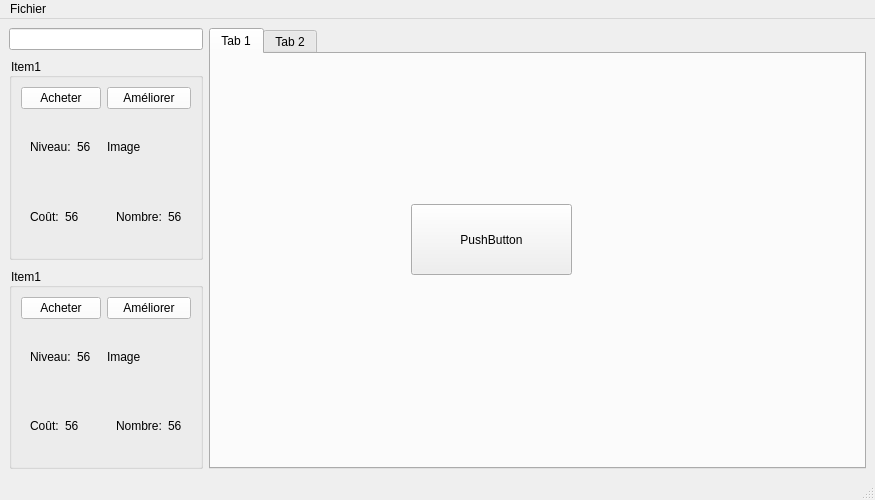
First picture: the form in mainwindow.ui, repository bradefaire/CLiiCKER, before the edit.
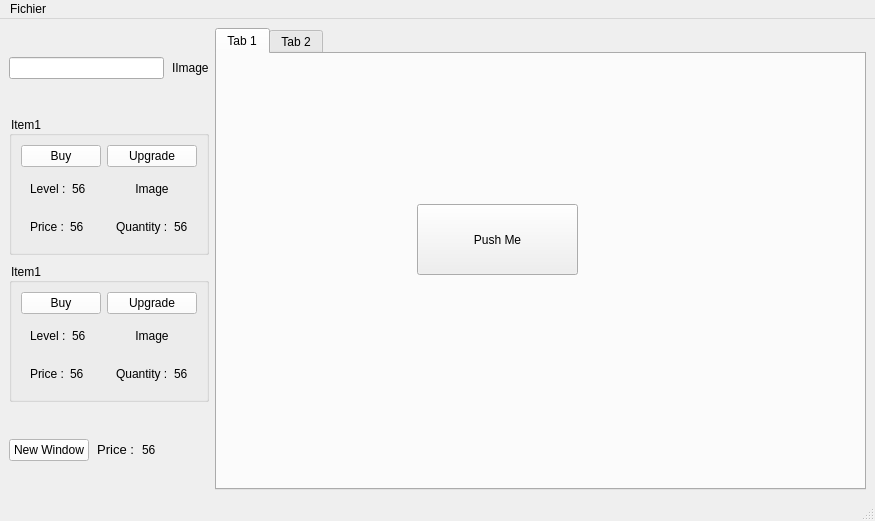
Second picture: the form after the edit. The open tabs and pages were chosen to show the change.

```diff
--- a/mainwindow.ui
+++ b/mainwindow.ui
@@ -10,7 +10,7 @@
     <x>0</x>
     <y>0</y>
     <width>875</width>
-    <height>500</height>
+    <height>521</height>
    </rect>
   </property>
   <property name="windowTitle">
@@ -30,7 +30,18 @@
        <enum>QLayout::SetDefaultConstraint</enum>
       </property>
       <item>
-       <widget class="QLineEdit" name="lineEdit"/>
+       <layout class="QHBoxLayout" name="horizontalLayout_8">
+        <item>
+         <widget class="QLineEdit" name="lineEdit"/>
+        </item>
+        <item>
+         <widget class="QLabel" name="label_4">
+          <property name="text">
+           <string>IImage</string>
+          </property>
+         </widget>
+        </item>
+       </layout>
       </item>
       <item>
        <widget class="QGroupBox" name="groupBox_2">
@@ -43,43 +54,13 @@
         <layout class="QGridLayout" name="gridLayout_4">
          <item row="0" column="0">
           <layout class="QGridLayout" name="gridLayout_2">
-           <item row="1" column="1">
-            <widget class="QPushButton" name="pushButton_4">
-             <property name="styleSheet">
-              <string notr="true">background-color: rgb(255, 255, 255);</string>
-             </property>
-             <property name="text">
-              <string>Améliorer</string>
-             </property>
-            </widget>
-           </item>
-           <item row="3" column="1">
-            <widget class="QWidget" name="widget_4" native="true">
-             <layout class="QHBoxLayout" name="horizontalLayout_4">
-              <item>
-               <widget class="QLabel" name="label_12">
-                <property name="text">
-                 <string>Nombre:</string>
-                </property>
-               </widget>
-              </item>
-              <item>
-               <widget class="QLabel" name="number_7">
-                <property name="text">
-                 <string>56</string>
-                </property>
-               </widget>
-              </item>
-             </layout>
-            </widget>
-           </item>
            <item row="3" column="0">
             <widget class="QWidget" name="widget_5" native="true">
              <layout class="QHBoxLayout" name="horizontalLayout_5">
               <item>
                <widget class="QLabel" name="label_5">
                 <property name="text">
-                 <string>Coût:</string>
+                 <string>Price :</string>
                 </property>
                </widget>
               </item>
@@ -93,21 +74,24 @@
              </layout>
             </widget>
            </item>
-           <item row="1" column="0">
-            <widget class="QPushButton" name="pushButton_5">
-             <property name="styleSheet">
-              <string notr="true">background-color: rgb(255, 255, 255);</string>
-             </property>
-             <property name="text">
-              <string>Acheter</string>
-             </property>
-            </widget>
-           </item>
            <item row="2" column="1">
             <widget class="QLabel" name="label_13">
              <property name="text">
               <string>Image</string>
              </property>
+             <property name="alignment">
+              <set>Qt::AlignCenter</set>
+             </property>
+            </widget>
+           </item>
+           <item row="1" column="0">
+            <widget class="QPushButton" name="pushButton_5">
+             <property name="styleSheet">
+              <string notr="true">background-color: rgb(255, 255, 255);</string>
+             </property>
+             <property name="text">
+              <string>Buy</string>
+             </property>
             </widget>
            </item>
            <item row="2" column="0">
@@ -116,7 +100,7 @@
               <item>
                <widget class="QLabel" name="label_14">
                 <property name="text">
-                 <string>Niveau:</string>
+                 <string>Level :</string>
                 </property>
                </widget>
               </item>
@@ -130,6 +114,36 @@
              </layout>
             </widget>
            </item>
+           <item row="1" column="1">
+            <widget class="QPushButton" name="pushButton_4">
+             <property name="styleSheet">
+              <string notr="true">background-color: rgb(255, 255, 255);</string>
+             </property>
+             <property name="text">
+              <string>Upgrade</string>
+             </property>
+            </widget>
+           </item>
+           <item row="3" column="1">
+            <widget class="QWidget" name="widget_4" native="true">
+             <layout class="QHBoxLayout" name="horizontalLayout_4">
+              <item>
+               <widget class="QLabel" name="label_12">
+                <property name="text">
+                 <string>Quantity :</string>
+                </property>
+               </widget>
+              </item>
+              <item>
+               <widget class="QLabel" name="number_7">
+                <property name="text">
+                 <string>56</string>
+                </property>
+               </widget>
+              </item>
+             </layout>
+            </widget>
+           </item>
           </layout>
          </item>
         </layout>
@@ -144,15 +158,45 @@
          <string>Item1</string>
         </property>
         <layout class="QGridLayout" name="gridLayout_3">
-         <item row="0" column="0">
+         <item row="1" column="0">
           <layout class="QGridLayout" name="gridLayout">
+           <item row="2" column="1">
+            <widget class="QLabel" name="label_15">
+             <property name="text">
+              <string>Image</string>
+             </property>
+             <property name="alignment">
+              <set>Qt::AlignCenter</set>
+             </property>
+            </widget>
+           </item>
+           <item row="2" column="0">
+            <widget class="QWidget" name="widget_3" native="true">
+             <layout class="QHBoxLayout" name="horizontalLayout_3">
+              <item>
+               <widget class="QLabel" name="label_10">
+                <property name="text">
+                 <string>Level :</string>
+                </property>
+               </widget>
+              </item>
+              <item>
+               <widget class="QLabel" name="number_6">
+                <property name="text">
+                 <string>56</string>
+                </property>
+               </widget>
+              </item>
+             </layout>
+            </widget>
+           </item>
            <item row="1" column="1">
             <widget class="QPushButton" name="pushButton_3">
              <property name="styleSheet">
               <string notr="true">background-color: rgb(255, 255, 255);</string>
              </property>
              <property name="text">
-              <string>Améliorer</string>
+              <string>Upgrade</string>
              </property>
             </widget>
            </item>
@@ -162,7 +206,7 @@
               <item>
                <widget class="QLabel" name="label_9">
                 <property name="text">
-                 <string>Nombre:</string>
+                 <string>Quantity :</string>
                 </property>
                </widget>
               </item>
@@ -176,13 +220,23 @@
              </layout>
             </widget>
            </item>
+           <item row="1" column="0">
+            <widget class="QPushButton" name="pushButton_2">
+             <property name="styleSheet">
+              <string notr="true">background-color: rgb(255, 255, 255);</string>
+             </property>
+             <property name="text">
+              <string>Buy</string>
+             </property>
+            </widget>
+           </item>
            <item row="3" column="0">
             <widget class="QWidget" name="widget" native="true">
              <layout class="QHBoxLayout" name="horizontalLayout">
               <item>
                <widget class="QLabel" name="label">
                 <property name="text">
-                 <string>Coût:</string>
+                 <string>Price :</string>
                 </property>
                </widget>
               </item>
@@ -196,48 +250,66 @@
              </layout>
             </widget>
            </item>
-           <item row="1" column="0">
-            <widget class="QPushButton" name="pushButton_2">
-             <property name="styleSheet">
-              <string notr="true">background-color: rgb(255, 255, 255);</string>
-             </property>
-             <property name="text">
-              <string>Acheter</string>
-             </property>
-            </widget>
-           </item>
-           <item row="2" column="1">
-            <widget class="QLabel" name="label_11">
-             <property name="text">
-              <string>Image</string>
-             </property>
-            </widget>
-           </item>
-           <item row="2" column="0">
-            <widget class="QWidget" name="widget_3" native="true">
-             <layout class="QHBoxLayout" name="horizontalLayout_3">
-              <item>
-               <widget class="QLabel" name="label_10">
-                <property name="text">
-                 <string>Niveau:</string>
-                </property>
-               </widget>
-              </item>
-              <item>
-               <widget class="QLabel" name="number_6">
-                <property name="text">
-                 <string>56</string>
-                </property>
-               </widget>
-              </item>
-             </layout>
-            </widget>
-           </item>
           </layout>
          </item>
         </layout>
        </widget>
       </item>
+      <item>
+       <layout class="QHBoxLayout" name="horizontalLayout_7">
+        <item>
+         <widget class="QPushButton" name="pushButton_6">
+          <property name="styleSheet">
+           <string notr="true">background-color: rgb(255, 255, 255);
+color: rgb(0, 0, 0);</string>
+          </property>
+          <property name="text">
+           <string>New Window</string>
+          </property>
+         </widget>
+        </item>
+        <item>
+         <widget class="QLabel" name="label_2">
+          <property name="sizePolicy">
+           <sizepolicy hsizetype="Maximum" vsizetype="Maximum">
+            <horstretch>12</horstretch>
+            <verstretch>13</verstretch>
+           </sizepolicy>
+          </property>
+          <property name="sizeIncrement">
+           <size>
+            <width>0</width>
+            <height>0</height>
+           </size>
+          </property>
+          <property name="baseSize">
+           <size>
+            <width>0</width>
+            <height>0</height>
+           </size>
+          </property>
+          <property name="font">
+           <font>
+            <pointsize>10</pointsize>
+           </font>
+          </property>
+          <property name="text">
+           <string>Price :</string>
+          </property>
+          <property name="alignment">
+           <set>Qt::AlignRight|Qt::AlignTrailing|Qt::AlignVCenter</set>
+          </property>
+         </widget>
+        </item>
+        <item>
+         <widget class="QLabel" name="label_3">
+          <property name="text">
+           <string>56</string>
+          </property>
+         </widget>
+        </item>
+       </layout>
+      </item>
      </layout>
     </item>
     <item row="0" column="1">
@@ -259,7 +331,7 @@
          </rect>
         </property>
         <property name="text">
-         <string>PushButton</string>
+         <string>Push Me</string>
         </property>
        </widget>
       </widget>
```
Left out of the diff: 2 changed lines with no effect on the pictures.
